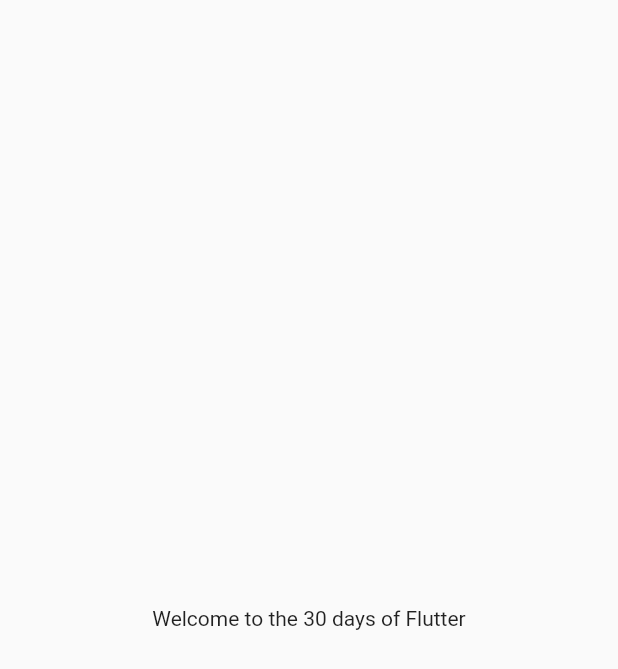
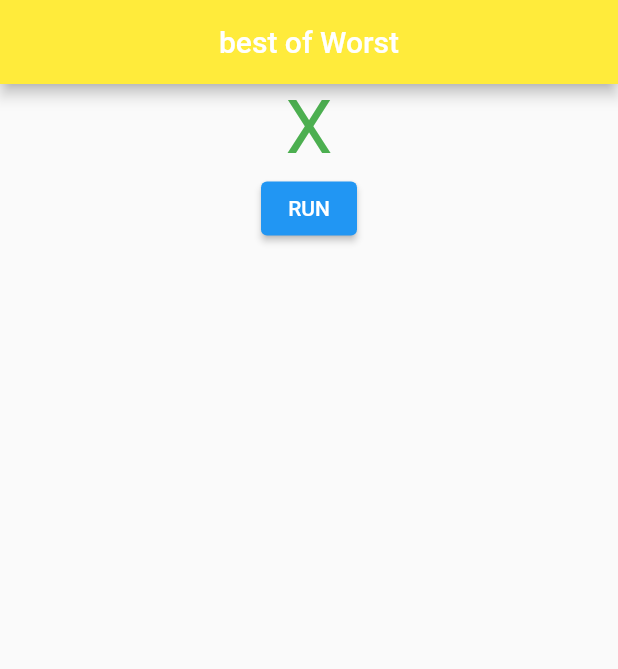
Before and after one commit to AnchalSingh1600/flutter_catalog, a Flutter app: the screen it shows after launch, on a phone screen of 412 x 824 dp. Shown: the top 669 px of the screen. Run offline on Flutter 3.47's test engine with Material 2 defaults, Android fonts, the phone set to English and light mode, and no system bars.

Commit message:
new page

```diff
--- /dev/null
+++ b/lib/home_page.dart
@@ -0,0 +1,20 @@
+import 'package:flutter/material.dart';
+
+class MyHome extends StatelessWidget {
+  // const ({ Key? key }) : super(key: key);
+
+  int days = 20;
+  String name = "Anchal";
+  @override
+  Widget build(BuildContext context) {
+    return Scaffold(
+      appBar: AppBar(
+        title: const Text("Catalog App"),
+      ),
+      body: Center(
+        child: Text("Welcome to the $days days of Flutter by $name"),
+      ),
+      drawer: const Drawer(),
+    );
+  }
+}
--- a/lib/main.dart
+++ b/lib/main.dart
@@ -1,137 +1,49 @@
-// import 'package:flutter/material.dart';
-
-// void main() {
-//   runApp(const MyApp());
-// }
-
-// class MyApp extends StatelessWidget {
-//   const MyApp({Key? key}) : super(key: key);
-
-//   // This widget is the root of your application.
-//   @override
-//   Widget build(BuildContext context) {
-//     return MaterialApp(
-//       title: 'Flutter Demo',
-//       theme: ThemeData(
-//         // This is the theme of your application.
-//         //
-//         // Try running your application with "flutter run". You'll see the
-//         // application has a blue toolbar. Then, without quitting the app, try
-//         // changing the primarySwatch below to Colors.green and then invoke
-//         // "hot reload" (press "r" in the console where you ran "flutter run",
-//         // or simply save your changes to "hot reload" in a Flutter IDE).
-//         // Notice that the counter didn't reset back to zero; the application
-//         // is not restarted.
-//         primarySwatch: Colors.blue,
-//       ),
-//       home: const MyHomePage(title: 'Flutter Demo Home Page'),
-//     );
-//   }
-// }
-
-// class MyHomePage extends StatefulWidget {
-//   const MyHomePage({Key? key, required this.title}) : super(key: key);
-
-//   // This widget is the home page of your application. It is stateful, meaning
-//   // that it has a State object (defined below) that contains fields that affect
-//   // how it looks.
-
-//   // This class is the configuration for the state. It holds the values (in this
-//   // case the title) provided by the parent (in this case the App widget) and
-//   // used by the build method of the State. Fields in a Widget subclass are
-//   // always marked "final".
-
-//   final String title;
-
-//   @override
-//   State<MyHomePage> createState() => _MyHomePageState();
-// }
-
-// class _MyHomePageState extends State<MyHomePage> {
-//   int _counter = 0;
-
-//   void _incrementCounter() {
-//     setState(() {
-//       // This call to setState tells the Flutter framework that something has
-//       // changed in this State, which causes it to rerun the build method below
-//       // so that the display can reflect the updated values. If we changed
-//       // _counter without calling setState(), then the build method would not be
-//       // called again, and so nothing would appear to happen.
-//       _counter++;
-//     });
-//   }
-
-//   @override
-//   Widget build(BuildContext context) {
-//     // This method is rerun every time setState is called, for instance as done
-//     // by the _incrementCounter method above.
-//     //
-//     // The Flutter framework has been optimized to make rerunning build methods
-//     // fast, so that you can just rebuild anything that needs updating rather
-//     // than having to individually change instances of widgets.
-//     return Scaffold(
-//       appBar: AppBar(
-//         // Here we take the value from the MyHomePage object that was created by
-//         // the App.build method, and use it to set our appbar title.
-//         title: Text(widget.title),
-//       ),
-//       body: Center(
-//         // Center is a layout widget. It takes a single child and positions it
-//         // in the middle of the parent.
-//         child: Column(
-//           // Column is also a layout widget. It takes a list of children and
-//           // arranges them vertically. By default, it sizes itself to fit its
-//           // children horizontally, and tries to be as tall as its parent.
-//           //
-//           // Invoke "debug painting" (press "p" in the console, choose the
-//           // "Toggle Debug Paint" action from the Flutter Inspector in Android
-//           // Studio, or the "Toggle Debug Paint" command in Visual Studio Code)
-//           // to see the wireframe for each widget.
-//           //
-//           // Column has various properties to control how it sizes itself and
-//           // how it positions its children. Here we use mainAxisAlignment to
-//           // center the children vertically; the main axis here is the vertical
-//           // axis because Columns are vertical (the cross axis would be
-//           // horizontal).
-//           mainAxisAlignment: MainAxisAlignment.center,
-//           children: <Widget>[
-//             const Text(
-//               'You have pushed the button this many times:',
-//             ),
-//             Text(
-//               '$_counter',
-//               style: Theme.of(context).textTheme.headline4,
-//             ),
-//           ],
-//         ),
-//       ),
-//       floatingActionButton: FloatingActionButton(
-//         onPressed: _incrementCounter,
-//         tooltip: 'Increment',
-//         child: const Icon(Icons.add),
-//       ), // This trailing comma makes auto-formatting nicer for build methods.
-//     );
-//   }
-// }
-
+import 'dart:math';
 import 'package:flutter/material.dart';
 
 void main() {
-  runApp(MyApp());
+  runApp(const MyHome());
 }
 
-class MyApp extends StatelessWidget {
-  const MyApp({Key? key}) : super(key: key);
+class MyHome extends StatefulWidget {
+  const MyHome({Key? key}) : super(key: key);
 
+  @override
+  _MyHomeState createState() => _MyHomeState();
+}
+
+class _MyHomeState extends State<MyHome> {
+  String randomNumber = "X";
+  int a = 0;
   @override
   Widget build(BuildContext context) {
     return MaterialApp(
-      home: Material(
-        child: Center(
-          child: Container(
-            child: const Text("Welcome to the 30 days of Flutter"),
-          ),
+      debugShowCheckedModeBanner: false,
+      home: Scaffold(
+        appBar: AppBar(
+          title: const Text("best of Worst"),
+          centerTitle: true,
+          backgroundColor: Colors.yellow,
         ),
+        body: Center(
+            child: Column(
+          children: [
+            randomNumber == '0'
+                ? const Text('Out',
+                    style: TextStyle(color: Colors.red, fontSize: 50.0))
+                : Text(randomNumber,
+                    style:
+                        const TextStyle(color: Colors.green, fontSize: 50.0)),
+            ElevatedButton(
+                onPressed: () {
+                  setState(() {
+                    a = Random().nextInt(5);
+                    randomNumber = (a * 2).toString();
+                  });
+                },
+                child: const Text("RUN"))
+          ],
+        )),
       ),
     );
   }
```
Also changed, not shown: 1 other file.
